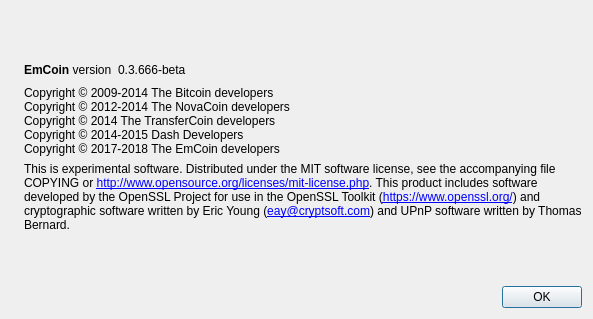
This is src/qt/forms/aboutdialog.ui in Exclusive-Masternode-Coin/EMC as Qt 5 draws it before an edit. The edited form follows.
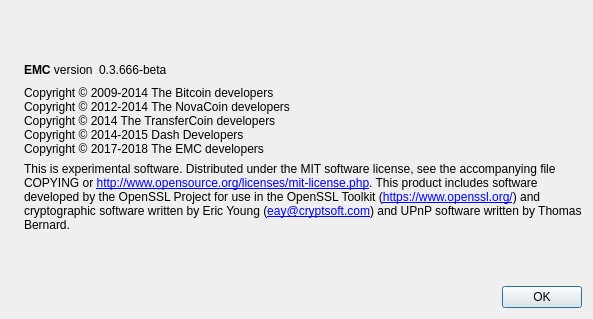
This is the edited form. Icons and pictures are not drawn.

```diff
--- a/src/qt/forms/aboutdialog.ui
+++ b/src/qt/forms/aboutdialog.ui
@@ -50,7 +50,7 @@
           <cursorShape>IBeamCursor</cursorShape>
          </property>
          <property name="text">
-          <string>&lt;b&gt;EmCoin&lt;/b&gt; version</string>
+          <string>&lt;b&gt;EMC&lt;/b&gt; version</string>
          </property>
          <property name="textInteractionFlags">
           <set>Qt::LinksAccessibleByMouse|Qt::TextSelectableByKeyboard|Qt::TextSelectableByMouse</set>
@@ -95,7 +95,7 @@
 Copyright © 2012-2014 The NovaCoin developers
 Copyright © 2014 The TransferCoin developers
 Copyright © 2014-2015 Dash Developers
-Copyright © 2017-2018 The EmCoin developers</string>
+Copyright © 2017-2018 The EMC developers</string>
        </property>
        <property name="textInteractionFlags">
         <set>Qt::LinksAccessibleByMouse|Qt::TextSelectableByKeyboard|Qt::TextSelectableByMouse</set>
```
Left out of the diff: 2 changed lines with no effect on the pictures.
